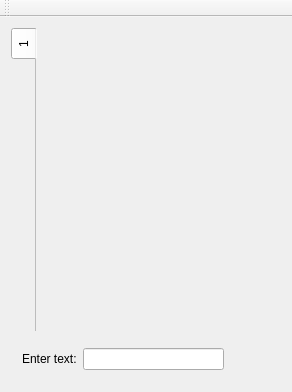
This is trunk/znotes/mainwindow.ui in rgfernandes/qtdesktop as Qt 5 draws it before an edit. The edited form follows.
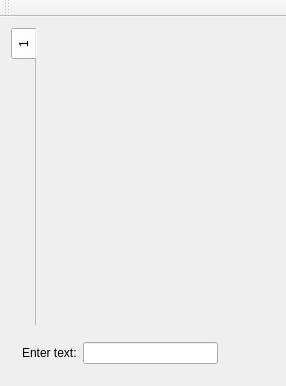
This is the edited form. Icons and pictures are not drawn.

```diff
--- a/trunk/znotes/mainwindow.ui
+++ b/trunk/znotes/mainwindow.ui
@@ -6,8 +6,8 @@
    <rect>
     <x>0</x>
     <y>0</y>
-    <width>292</width>
-    <height>392</height>
+    <width>286</width>
+    <height>386</height>
    </rect>
   </property>
   <property name="windowTitle">
```
Left out of the diff: 2 changed lines with no effect on the pictures.
